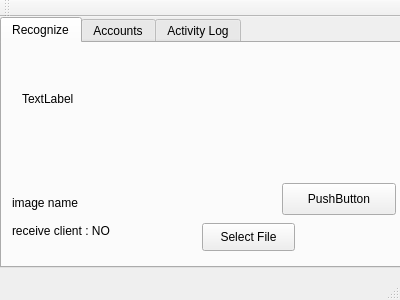
First picture: the form in Server/mainwindow.ui, repository monsty/licenserecognizer, before the edit.
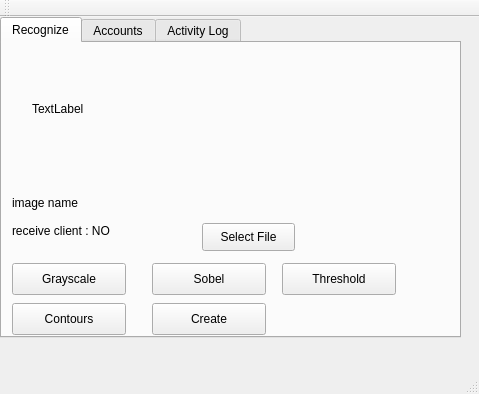
Second picture: the form after the edit. The open tabs and pages were chosen to show the change.

Diff of the .ui file:
```diff
--- a/Server/mainwindow.ui
+++ b/Server/mainwindow.ui
@@ -6,8 +6,8 @@
    <rect>
     <x>0</x>
     <y>0</y>
-    <width>400</width>
-    <height>300</height>
+    <width>479</width>
+    <height>394</height>
    </rect>
   </property>
   <property name="windowTitle">
@@ -19,8 +19,8 @@
      <rect>
       <x>0</x>
       <y>0</y>
-      <width>401</width>
-      <height>251</height>
+      <width>461</width>
+      <height>321</height>
      </rect>
     </property>
     <property name="currentIndex">
@@ -72,8 +72,8 @@
      <widget class="QLabel" name="label">
       <property name="geometry">
        <rect>
-        <x>20</x>
-        <y>-20</y>
+        <x>30</x>
+        <y>-10</y>
         <width>341</width>
         <height>151</height>
        </rect>
@@ -85,17 +85,69 @@
        <bool>true</bool>
       </property>
      </widget>
-     <widget class="QPushButton" name="pushButton_2">
+     <widget class="QPushButton" name="Grayscale">
+      <property name="geometry">
+       <rect>
+        <x>10</x>
+        <y>220</y>
+        <width>114</width>
+        <height>32</height>
+       </rect>
+      </property>
+      <property name="text">
+       <string>Grayscale</string>
+      </property>
+     </widget>
+     <widget class="QPushButton" name="Sobel">
+      <property name="geometry">
+       <rect>
+        <x>150</x>
+        <y>220</y>
+        <width>114</width>
+        <height>32</height>
+       </rect>
+      </property>
+      <property name="text">
+       <string>Sobel</string>
+      </property>
+     </widget>
+     <widget class="QPushButton" name="Threshold">
       <property name="geometry">
        <rect>
         <x>280</x>
-        <y>140</y>
+        <y>220</y>
         <width>114</width>
         <height>32</height>
        </rect>
       </property>
       <property name="text">
-       <string>PushButton</string>
+       <string>Threshold</string>
+      </property>
+     </widget>
+     <widget class="QPushButton" name="Draw_Contours">
+      <property name="geometry">
+       <rect>
+        <x>10</x>
+        <y>260</y>
+        <width>114</width>
+        <height>32</height>
+       </rect>
+      </property>
+      <property name="text">
+       <string>Contours</string>
+      </property>
+     </widget>
+     <widget class="QPushButton" name="Create">
+      <property name="geometry">
+       <rect>
+        <x>150</x>
+        <y>260</y>
+        <width>114</width>
+        <height>32</height>
+       </rect>
+      </property>
+      <property name="text">
+       <string>Create</string>
       </property>
      </widget>
     </widget>
```
Left out of the diff: 10 changed lines with no effect on the pictures.
